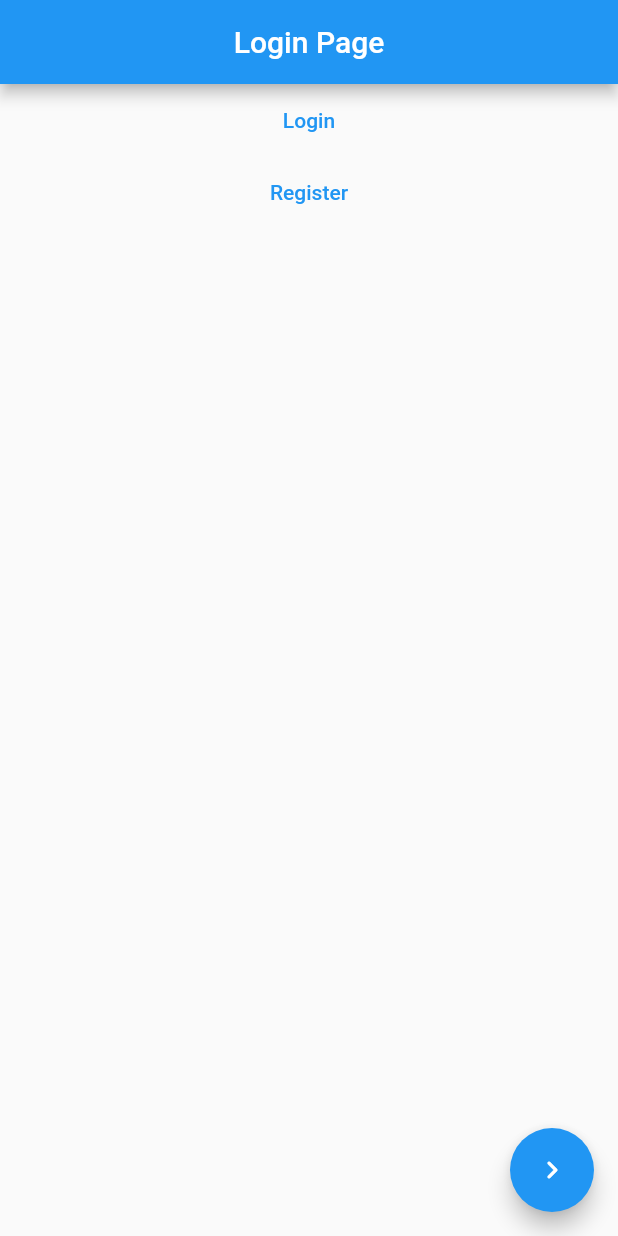
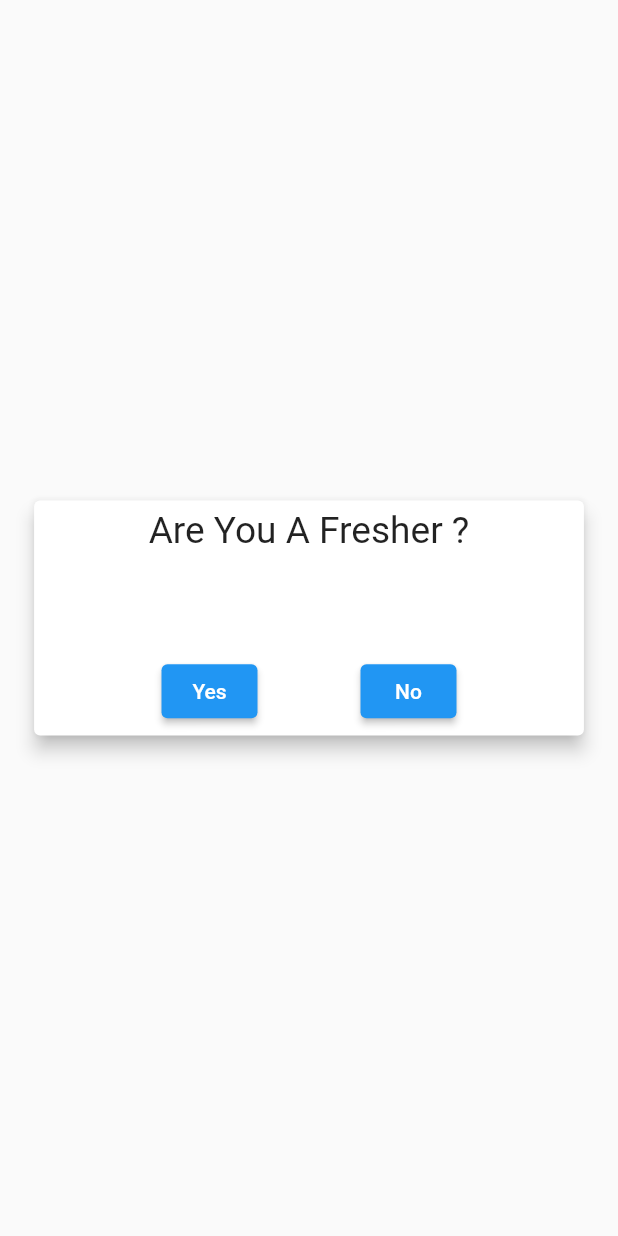
Before and after one commit to momin-mostafa/Smuct-Payment-Calculator, a Flutter app: the screen it shows after launch, on a phone screen of 412 x 824 dp. Run offline on Flutter 3.47's test engine with Material 2 defaults, Android fonts, the phone set to English and light mode, and no system bars; our stand-ins replace cloud_firestore, firebase_core, get, shared_preferences; missing offline and left inert: dart:ffi, window_size; accounts and stored records are empty; project files that could hold a hidden picture were left out.

Commit message:
confiramtion page included.

```diff
--- a/payment_calc_smuct/lib/main.dart
+++ b/payment_calc_smuct/lib/main.dart
@@ -1,5 +1,6 @@
 import 'dart:io';
 import 'package:flutter/material.dart';
+import 'package:payment_calc_smuct/screens/confirmation_page.dart';
 // import 'demo_first_page.dart';
 // import 'ui.dart';
 import 'package:window_size/window_size.dart';
@@ -18,7 +19,7 @@ Future<void> main() async {
   }
   // WidgetsFlutterBinding.ensureInitialized();
   // await Firebase.initializeApp();
-  runApp(const HomeWrapper());
+  runApp(const DemoHomeWrapper());
 }
 
 class HomeWrapper extends StatefulWidget {
@@ -68,9 +69,9 @@ class _DemoHomeWrapperState extends State<DemoHomeWrapper> {
   Widget build(BuildContext context) {
     return const GetMaterialApp(
       home: SafeArea(
-        child: LoginPage(),
+        child: ConfirmationPage(),
       ),
-      debugShowCheckedModeBanner: false,
+      debugShowCheckedModeBanner: true,
     );
   }
 }
--- /dev/null
+++ b/payment_calc_smuct/lib/screens/confirmation_page.dart
@@ -0,0 +1,61 @@
+import 'dart:ffi';
+
+import 'package:flutter/material.dart';
+
+class ConfirmationPage extends StatelessWidget {
+  const ConfirmationPage({Key? key}) : super(key: key);
+
+  @override
+  Widget build(BuildContext context) {
+    final width = MediaQuery.of(context).size.width;
+    final height = MediaQuery.of(context).size.height;
+    const double elevation = 5;
+    return Scaffold(
+      body: Center(
+        child: Column(mainAxisAlignment: MainAxisAlignment.center, children: [
+          SizedBox(
+            height: height / 5,
+            width: width / 1.1,
+            child: Card(
+              elevation: elevation,
+              child: Center(
+                child: Column(
+                  crossAxisAlignment: CrossAxisAlignment.center,
+                  mainAxisAlignment: MainAxisAlignment.center,
+                  children: [
+                    Text(
+                      "Are You A Fresher ?",
+                      style: TextStyle(
+                        fontSize: width * 0.06,
+                      ),
+                    ),
+                    SizedBox(
+                      height: height / 12,
+                    ),
+                    Row(
+                      mainAxisAlignment: MainAxisAlignment.center,
+                      children: [
+                        ElevatedButton(
+                          onPressed: () {},
+                          child: const Text("Yes"),
+                          //TODO implementation starts here,
+                        ),
+                        SizedBox(
+                          width: width / 6,
+                        ),
+                        ElevatedButton(
+                          onPressed: () {},
+                          child: const Text("No"),
+                        ),
+                      ],
+                    )
+                  ],
+                ),
+              ),
+            ),
+          )
+        ]),
+      ),
+    );
+  }
+}
```
Also changed, not shown: payment_calc_smuct/lib/firebase_functions/init_firebase_user.dart (+7 -7 lines), payment_calc_smuct/lib/widgets/Registration_widgets/user_input_format.dart (+32 -8 lines).
